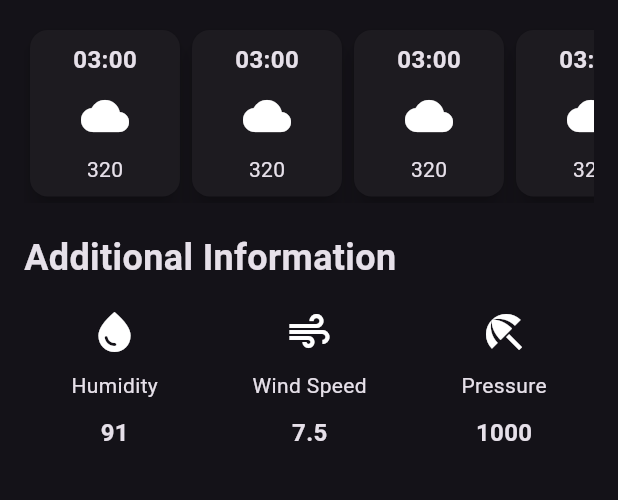
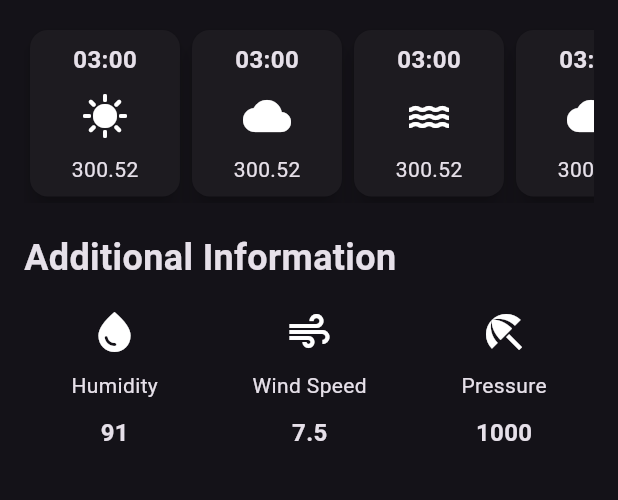
Before and after one commit to thelordzeus/weather_app, a Flutter app: the screen it shows after launch, on a phone screen of 412 x 824 dp, the part 465-965 px from its top. Run offline on Flutter 3.47's test engine with Material 3 defaults, Android fonts, the phone set to English and light mode, and no system bars; network calls fail.

```diff
--- /dev/null
+++ b/lib/secrets.dart
@@ -0,0 +1 @@
+const openWeatherAPIKey = '51c1fbc0bc0d69bdb99a5d77e062da28';
--- a/lib/weather_forecast_item.dart
+++ b/lib/weather_forecast_item.dart
@@ -1,7 +1,14 @@
 import 'package:flutter/material.dart';
 
 class HourlyForecastItem extends StatelessWidget {
-  const HourlyForecastItem({super.key});
+  final String time;
+  final IconData icon;
+  final String temperature;
+  const HourlyForecastItem(
+      {super.key,
+      required this.time,
+      required this.icon,
+      required this.temperature});
 
   @override
   Widget build(BuildContext context) {
@@ -13,21 +20,21 @@ class HourlyForecastItem extends StatelessWidget {
           borderRadius: BorderRadius.circular(16),
         ),
         padding: const EdgeInsets.all(8.0),
-        child: const Column(
+        child: Column(
           children: [
             Text(
-              '03:00',
-              style: TextStyle(fontSize: 16, fontWeight: FontWeight.bold),
+              time,
+              style: const TextStyle(fontSize: 16, fontWeight: FontWeight.bold),
             ),
-            SizedBox(
+            const SizedBox(
               height: 10,
             ),
-            Icon(Icons.cloud, size: 32),
-            SizedBox(
+            Icon(icon, size: 32),
+            const SizedBox(
               height: 10,
             ),
             Text(
-              '320',
+              temperature,
             ),
           ],
         ),
--- a/lib/weather_screen.dart
+++ b/lib/weather_screen.dart
@@ -1,3 +1,4 @@
+import 'dart:convert';
 import 'dart:ui';
 
 import 'package:flutter/cupertino.dart';
@@ -6,10 +7,41 @@ import 'package:flutter/painting.dart';
 import 'package:flutter/rendering.dart';
 import 'package:flutter/widgets.dart';
 import 'package:weather_app/additional_info_item.dart';
+import 'package:weather_app/secrets.dart';
 import 'package:weather_app/weather_forecast_item.dart';
+import 'package:http/http.dart' as http;
 
-class WeatherScreen extends StatelessWidget {
+class WeatherScreen extends StatefulWidget {
   const WeatherScreen({super.key});
+
+  @override
+  State<WeatherScreen> createState() => _WeatherScreenState();
+}
+
+class _WeatherScreenState extends State<WeatherScreen> {
+  @override
+  void initState() {
+    super.initState();
+    getCurrentWeather();
+  }
+
+  Future getCurrentWeather() async {
+    try {
+      String cityName = 'London';
+      final res = await http.get(
+        Uri.parse(
+            'https://api.openweathermap.org/data/2.5/forecast?q=$cityName,uk&APPID=$openWeatherAPIKey'),
+      );
+
+      final data = jsonDecode(res.body);
+      if (data['cod'] != '200') {
+        throw 'An unexpected error occurred';
+      }
+      print(data['list'][0]['main']['temp']);
+    } catch (e) {
+      throw e.toString();
+    }
+  }
 
   @override
   Widget build(BuildContext context) {
@@ -82,12 +114,36 @@ class WeatherScreen extends StatelessWidget {
               scrollDirection: Axis.horizontal,
               child: Row(
                 children: [
-                  HourlyForecastItem(),
-                  HourlyForecastItem(),
-                  HourlyForecastItem(),
-                  HourlyForecastItem(),
-                  HourlyForecastItem(),
-                  HourlyForecastItem(),
+                  HourlyForecastItem(
+                    time: '03:00',
+                    icon: Icons.sunny,
+                    temperature: '300.52',
+                  ),
+                  HourlyForecastItem(
+                    time: '03:00',
+                    icon: Icons.cloud,
+                    temperature: '300.52',
+                  ),
+                  HourlyForecastItem(
+                    time: '03:00',
+                    icon: Icons.water,
+                    temperature: '300.52',
+                  ),
+                  HourlyForecastItem(
+                    time: '03:00',
+                    icon: Icons.cloud,
+                    temperature: '300.52',
+                  ),
+                  HourlyForecastItem(
+                    time: '03:00',
+                    icon: Icons.sunny,
+                    temperature: '300.52',
+                  ),
+                  HourlyForecastItem(
+                    time: '03:00',
+                    icon: Icons.sunny,
+                    temperature: '300.52',
+                  ),
                 ],
               ),
             ),
```
Also changed, not shown: pubspec.yaml (+3 -4 lines), pubspec.lock.
